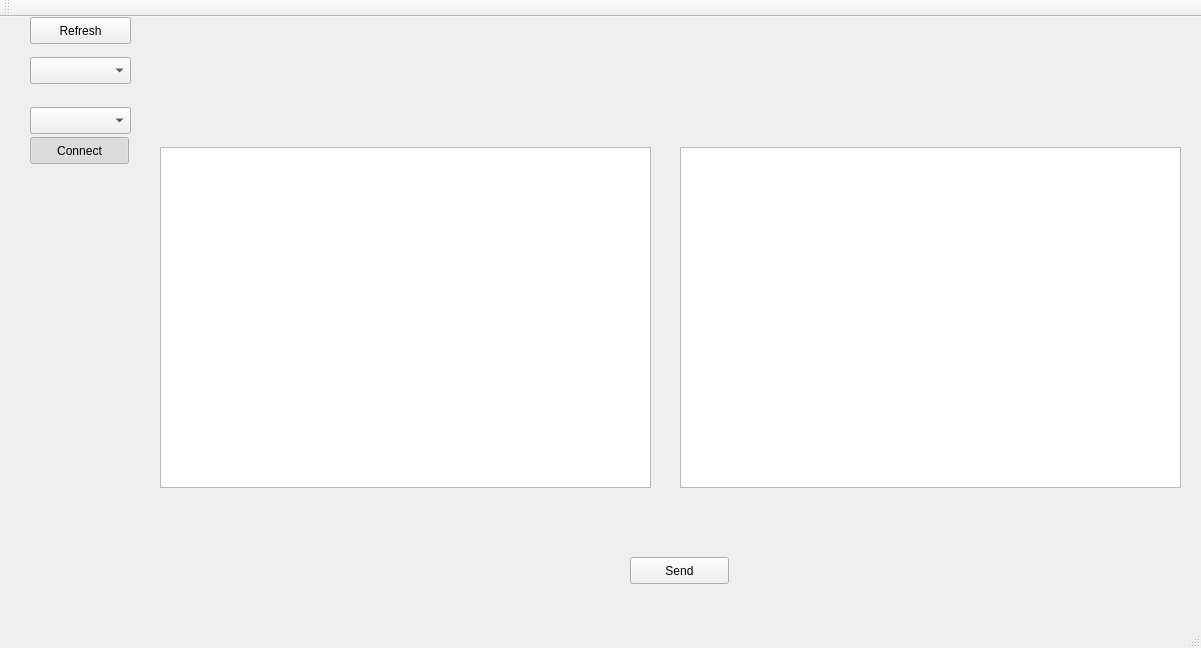
This is mainwindow.ui in vvranjek/qMAVlink as Qt 5 draws it before an edit. The edited form follows.
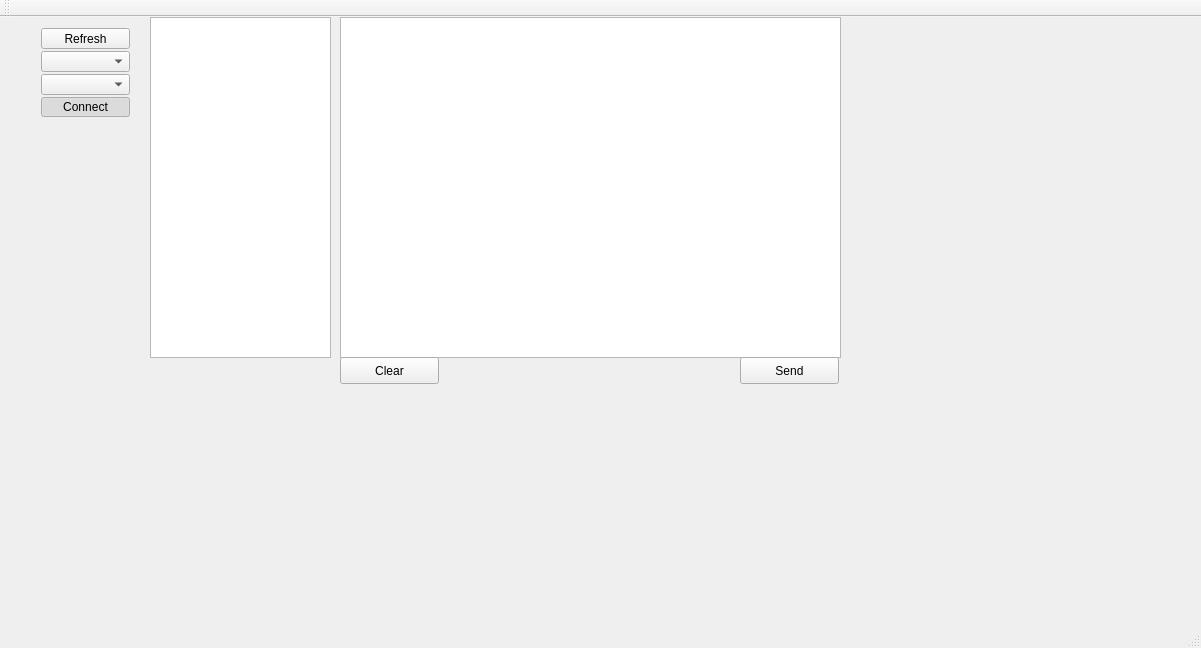
This is the edited form.

Commit message: Added new messages, improved print output

```diff
--- a/mainwindow.ui
+++ b/mainwindow.ui
@@ -17,41 +17,18 @@
    <widget class="QTextBrowser" name="serialBrowser">
     <property name="geometry">
      <rect>
-      <x>160</x>
-      <y>130</y>
-      <width>491</width>
-      <height>341</height>
-     </rect>
-    </property>
-   </widget>
-   <widget class="QPushButton" name="PortRefresh">
-    <property name="geometry">
-     <rect>
-      <x>30</x>
+      <x>150</x>
       <y>0</y>
-      <width>101</width>
-      <height>27</height>
-     </rect>
-    </property>
-    <property name="text">
-     <string>Refresh</string>
-    </property>
-   </widget>
-   <widget class="QComboBox" name="portBox">
-    <property name="geometry">
-     <rect>
-      <x>30</x>
-      <y>90</y>
-      <width>101</width>
-      <height>27</height>
+      <width>181</width>
+      <height>341</height>
      </rect>
     </property>
    </widget>
    <widget class="QTextEdit" name="mavlinkIn">
     <property name="geometry">
      <rect>
-      <x>680</x>
-      <y>130</y>
+      <x>340</x>
+      <y>0</y>
       <width>501</width>
       <height>341</height>
      </rect>
@@ -60,8 +37,8 @@
    <widget class="QPushButton" name="sendButton">
     <property name="geometry">
      <rect>
-      <x>630</x>
-      <y>540</y>
+      <x>740</x>
+      <y>340</y>
       <width>99</width>
       <height>27</height>
      </rect>
@@ -70,34 +47,59 @@
      <string>Send</string>
     </property>
    </widget>
-   <widget class="QPushButton" name="connectButton">
+   <widget class="QPushButton" name="pushButton">
     <property name="geometry">
      <rect>
-      <x>30</x>
-      <y>120</y>
+      <x>340</x>
+      <y>340</y>
       <width>99</width>
       <height>27</height>
      </rect>
     </property>
     <property name="text">
-     <string>Connect</string>
-    </property>
-    <property name="checkable">
-     <bool>true</bool>
-    </property>
-    <property name="checked">
-     <bool>true</bool>
+     <string>Clear</string>
     </property>
    </widget>
-   <widget class="QComboBox" name="baudBox">
+   <widget class="QWidget" name="">
     <property name="geometry">
      <rect>
       <x>30</x>
-      <y>40</y>
-      <width>101</width>
-      <height>27</height>
+      <y>0</y>
+      <width>111</width>
+      <height>111</height>
      </rect>
     </property>
+    <layout class="QVBoxLayout" name="verticalLayout">
+     <property name="spacing">
+      <number>2</number>
+     </property>
+     <item>
+      <widget class="QPushButton" name="PortRefresh">
+       <property name="text">
+        <string>Refresh</string>
+       </property>
+      </widget>
+     </item>
+     <item>
+      <widget class="QComboBox" name="baudBox"/>
+     </item>
+     <item>
+      <widget class="QComboBox" name="portBox"/>
+     </item>
+     <item>
+      <widget class="QPushButton" name="connectButton">
+       <property name="text">
+        <string>Connect</string>
+       </property>
+       <property name="checkable">
+        <bool>true</bool>
+       </property>
+       <property name="checked">
+        <bool>true</bool>
+       </property>
+      </widget>
+     </item>
+    </layout>
    </widget>
   </widget>
   <widget class="QMenuBar" name="menuBar">
```
The commit also changes 2 other files.
